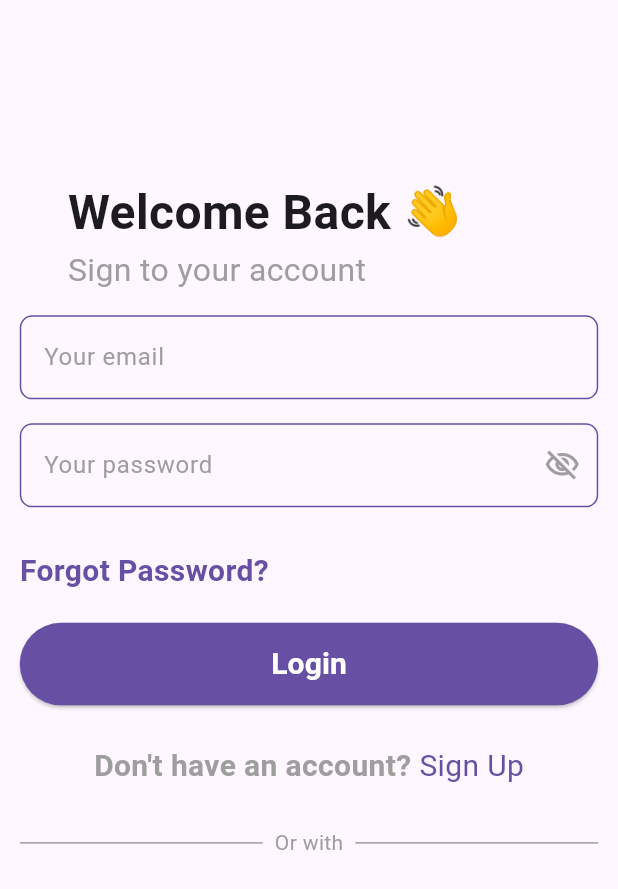
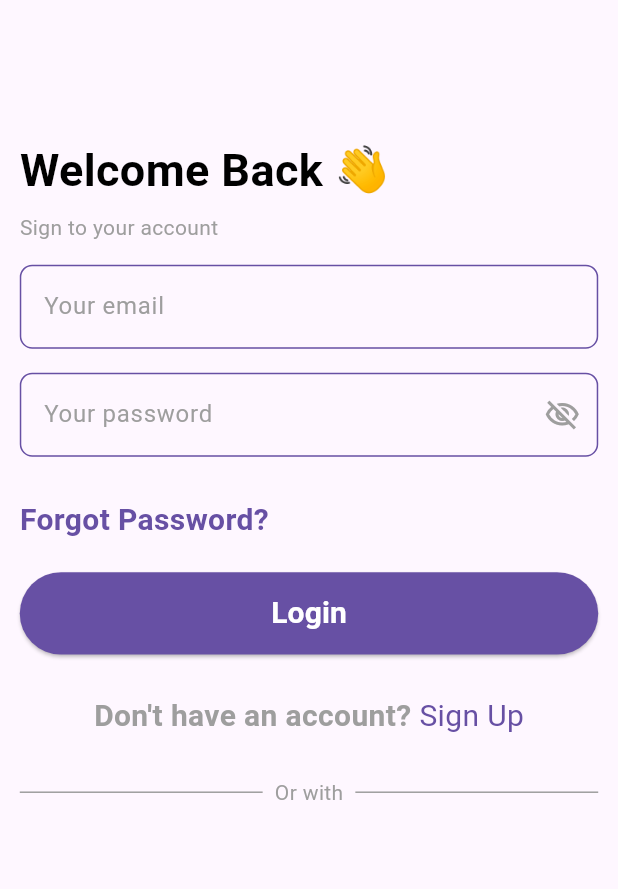
Before and after one commit to NurhayatYurtaslan/bazar_books_mobile_app, a Flutter app: the screen it shows after launch, on a phone screen of 412 x 824 dp. Shown: the top 889 px of the screen. Run offline on Flutter 3.47's test engine with Material 3 defaults, Android fonts, the phone set to English and light mode, and no system bars; our stand-ins replace auto_route, bloc, cloud_firestore, dots_indicator, firebase_auth, firebase_core and 3 more; accounts and stored records are empty.

Commit message:
add ✨: new widget

```diff
--- a/lib/core/widgets/signin_and_signup_text_widget.dart
+++ b/lib/core/widgets/signin_and_signup_text_widget.dart
@@ -11,34 +11,23 @@ class SigninAndSignupTextWidget extends StatelessWidget {
 
   @override
   Widget build(BuildContext context) {
-    return Padding(
-      padding: EdgeInsets.only(
-          left: context.constMediumValue, top: context.mediumValue),
-      child: Column(
-        crossAxisAlignment:
-            CrossAxisAlignment.start, // Ensure alignment to start
-        children: [
-          // Welcome Back
-          Text(
-            headerText,
-            style: TextStyle(
-              fontSize: context.constMediumValue,
-              fontWeight: FontWeight.bold,
-            ),
-          ),
-          // Sign to your account
-          Container(
-            alignment: Alignment.centerLeft, // Ensure alignment to the left
-            child: Text(
-              text,
-              textAlign: TextAlign.left,
-              style: TextStyle(
-                  color: Colors.grey.shade500,
-                  fontSize: context.constMediumValue / 1.5),
-            ),
-          ),
-        ],
-      ),
+    return Column(
+      mainAxisAlignment: MainAxisAlignment.start,
+      crossAxisAlignment: CrossAxisAlignment.start,
+      children: [
+        Text(headerText,
+            style: const TextStyle(
+                color: Colors.black,
+                fontSize: 30,
+                fontWeight: FontWeight.bold)),
+        SizedBox(
+          height: context.lowValue,
+        ),
+        Text(
+          text,
+          style: TextStyle(color: Colors.grey.shade500),
+        ),
+      ],
     );
   }
 }
```
